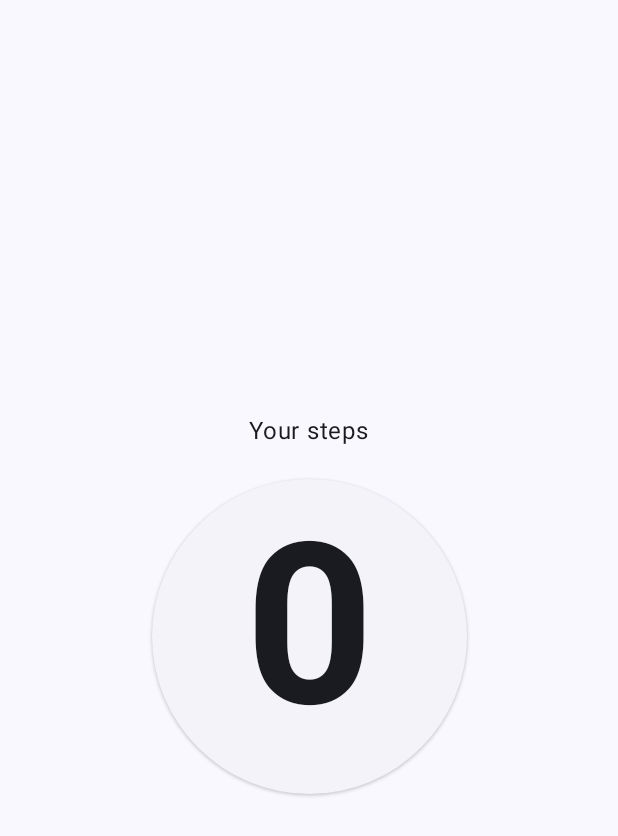
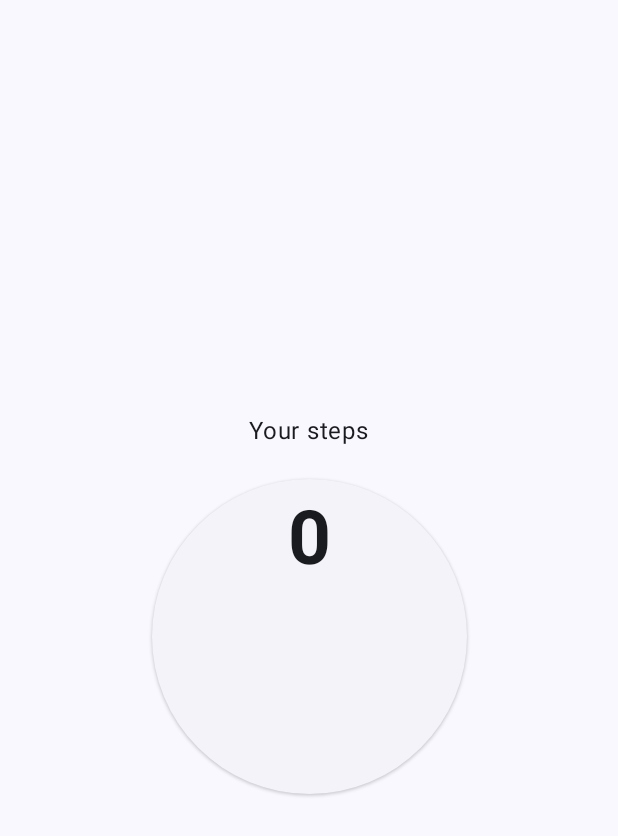
Before and after one commit to ken1000minus7/Steppy, an Android app built with Jetpack Compose: the screen it shows after launch (MainActivity), on a phone screen of 412 x 824 dp. Shown: the top 836 px of the screen. Run offline under Robolectric (Android 15) with nearby library versions, the phone set to English and light mode, and no system bars.

Commit message:
working ig :dk:

```diff
--- a/app/build.gradle
+++ b/app/build.gradle
@@ -60,4 +60,5 @@ dependencies {
     androidTestImplementation "androidx.compose.ui:ui-test-junit4:$compose_version"
     debugImplementation "androidx.compose.ui:ui-tooling:$compose_version"
     debugImplementation "androidx.compose.ui:ui-test-manifest:$compose_version"
+    implementation "com.google.accompanist:accompanist-permissions:0.29.0-alpha"
 }
--- a/app/src/main/java/com/example/steppy/MainActivity.kt
+++ b/app/src/main/java/com/example/steppy/MainActivity.kt
@@ -6,6 +6,8 @@ import android.hardware.SensorEvent
 import android.hardware.SensorEventListener
 import android.hardware.SensorManager
 import android.os.Bundle
+import android.Manifest
+import android.os.Build
 import android.widget.Toast
 import androidx.activity.ComponentActivity
 import androidx.activity.compose.setContent
@@ -23,6 +25,10 @@ import androidx.compose.ui.tooling.preview.Preview
 import androidx.compose.ui.unit.dp
 import androidx.compose.ui.unit.sp
 import com.example.steppy.ui.theme.SteppyTheme
+import com.google.accompanist.permissions.ExperimentalPermissionsApi
+import com.google.accompanist.permissions.PermissionState
+import com.google.accompanist.permissions.isGranted
+import com.google.accompanist.permissions.rememberPermissionState
 import kotlin.math.roundToInt
 
 class MainActivity: ComponentActivity() {
@@ -42,7 +48,7 @@ class MainActivity: ComponentActivity() {
     }
 }
 
-@OptIn(ExperimentalMaterial3Api::class)
+@OptIn(ExperimentalMaterial3Api::class, ExperimentalPermissionsApi::class)
 @Composable
 fun SteppyApp() {
     val context = LocalContext.current
@@ -53,17 +59,29 @@ fun SteppyApp() {
         mutableStateOf(0)
     }
 
+    var activityPermissionState: PermissionState? = null
+
+    if(Build.VERSION.SDK_INT >= 29) {
+        activityPermissionState = rememberPermissionState(permission = Manifest.permission.ACTIVITY_RECOGNITION)
+        LaunchedEffect(key1 = activityPermissionState.status.isGranted) {
+            if(!activityPermissionState.status.isGranted) {
+                activityPermissionState.launchPermissionRequest()
+            }
+        }
+    }
+
+
     if(stepSensor == null) {
         Toast.makeText(context, "No sensor found", Toast.LENGTH_SHORT).show()
     }
-    else {
+    else if(activityPermissionState == null || activityPermissionState.status.isGranted) {
         sensorManager.registerListener(object : SensorEventListener {
             override fun onSensorChanged(event: SensorEvent?) {
                 steps = event!!.values[0].roundToInt()
             }
 
             override fun onAccuracyChanged(p0: Sensor?, p1: Int) {
-                TODO("Not yet implemented")
+
             }
 
         }, stepSensor, SensorManager.SENSOR_DELAY_UI)
@@ -77,16 +95,18 @@ fun SteppyApp() {
         Text(text = "Your steps")
         ElevatedCard(
             shape = CircleShape,
-            modifier = Modifier.size(250.dp)
+            modifier = Modifier
+                .size(250.dp)
                 .padding(20.dp)
         ) {
             Column(
                 horizontalAlignment = Alignment.CenterHorizontally,
                 verticalArrangement = Arrangement.Center,
-                modifier = Modifier.fillMaxSize()
+                modifier = Modifier
+                    .fillMaxSize()
                     .padding(10.dp)
             ) {
-                Text(text = "$steps", modifier = Modifier.fillMaxSize(), fontSize = 150.sp, fontWeight = FontWeight.Bold, textAlign = TextAlign.Center)
+                Text(text = "$steps", modifier = Modifier.fillMaxSize(), fontSize = 50.sp, fontWeight = FontWeight.Bold, textAlign = TextAlign.Center)
             }
         }
     }
```
